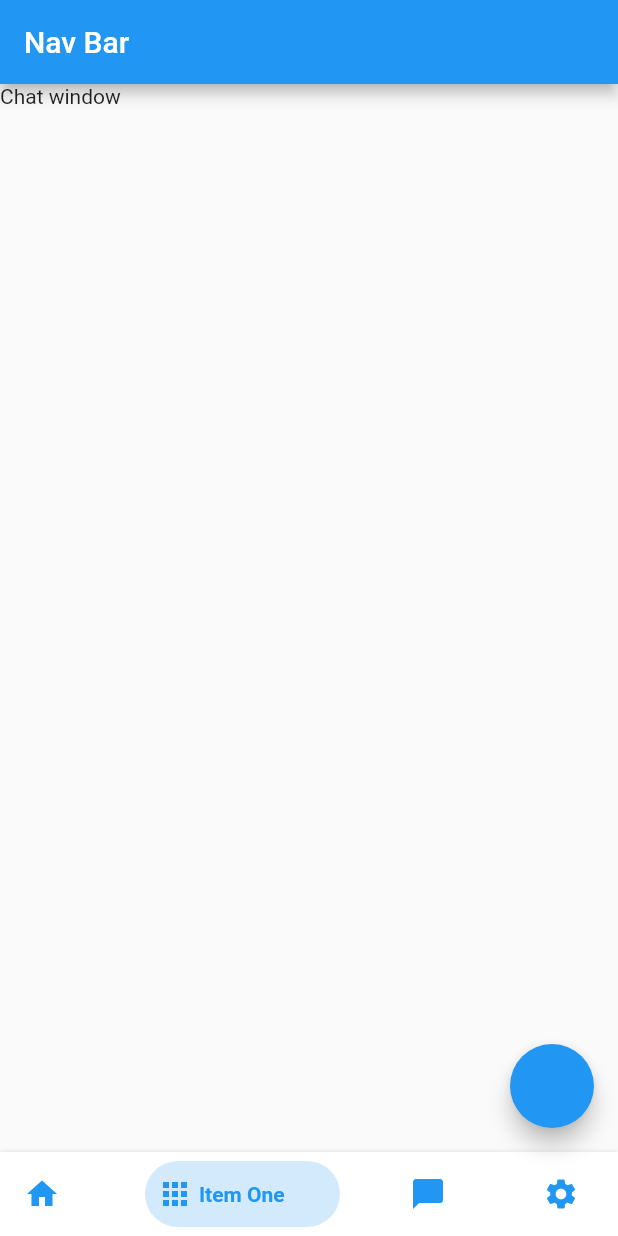
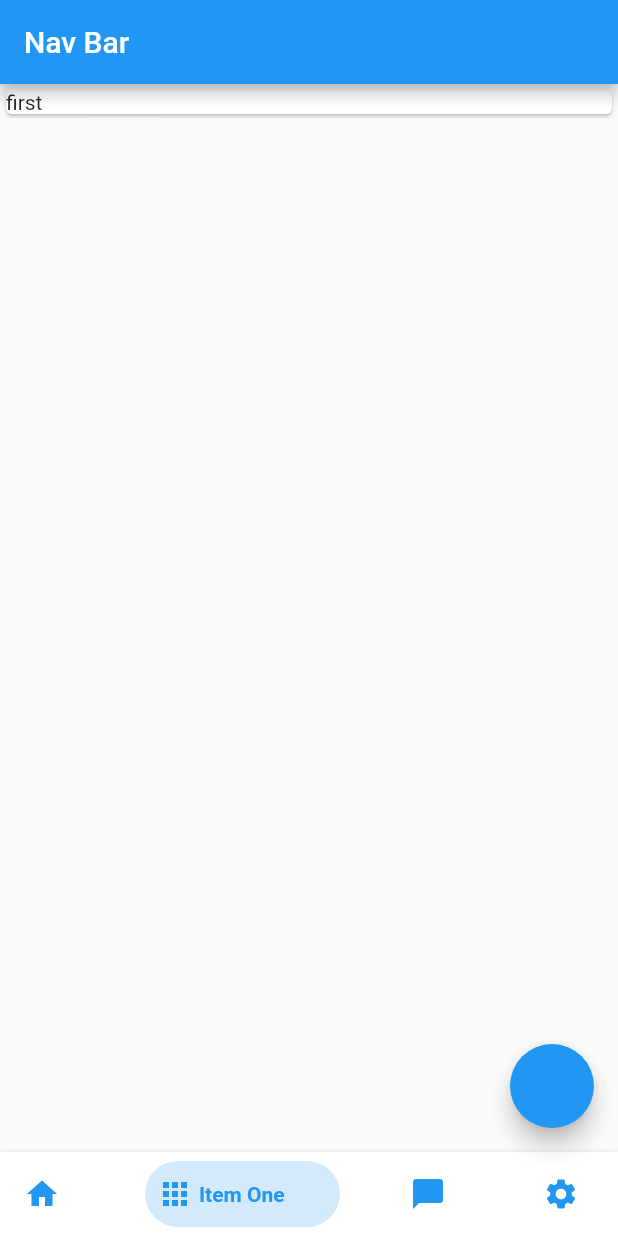
Before and after one commit to NoobCode1998/WifiChat, a Flutter app: the screen it shows after launch, swiped to page 2, on a phone screen of 412 x 824 dp. Run offline on Flutter 3.47's test engine with Material 2 defaults, Android fonts, the phone set to English and light mode, and no system bars; drawn by our look-alikes of bottom_navy_bar; our stand-ins replace awesome_dialog; missing offline and left inert: dash_chat.

Commit message:
showing requests comming in

```diff
--- a/lib/main.dart
+++ b/lib/main.dart
@@ -8,6 +8,7 @@ import 'package:ser/server.dart';
 
 String ip = "nothing";
 void main() => runApp(Nav());
+List<String> reqs = ["first"];
 
 class Nav extends StatelessWidget {
   @override
@@ -56,7 +57,7 @@ class _MyHomePageState extends State<MyHomePage> {
   Future serverStart() async {
     // #docregion bind
     var server = await HttpServer.bind(
-      "192.168.43.229",
+      ip,
       4040,
     );
     // #enddocregion bind
@@ -71,7 +72,7 @@ class _MyHomePageState extends State<MyHomePage> {
 
         reqs.add("secret");
 
-        // setState(() {});
+        setState(() {});
       } else if (a == "/favicon.ico") {
         text = "unknown token";
       } else {
@@ -87,6 +88,7 @@ class _MyHomePageState extends State<MyHomePage> {
           btnOkIcon: Icons.check_circle,
         )..show();
         reqs.add(a.substring(1, a.length));
+        setState(() {});
         //  return a.substring(1, a.length);
         // setState(() {});
 
@@ -103,8 +105,6 @@ class _MyHomePageState extends State<MyHomePage> {
     }
     // #enddocregion listen
   }
-
-  List<String> reqs = ["first"];
 
   @override
   void dispose() {
@@ -144,9 +144,7 @@ class _MyHomePageState extends State<MyHomePage> {
                 ],
               ),
             ),
-            Scaffold(
-              body: Text("Chat window"),
-            ),
+            ChatContain(),
             first(),
             LastPage(),
           ],
@@ -172,6 +170,28 @@ class _MyHomePageState extends State<MyHomePage> {
   }
 }
 
+class ChatContain extends StatefulWidget {
+  const ChatContain({
+    Key key,
+  }) : super(key: key);
+
+  @override
+  _ChatContainState createState() => _ChatContainState();
+}
+
+class _ChatContainState extends State<ChatContain> {
+  @override
+  Widget build(BuildContext context) {
+    return Scaffold(
+      body: ListView.builder(
+          itemCount: reqs.length,
+          itemBuilder: (BuildContext ctxt, int index) {
+            return Card(child: Text(reqs[index]));
+          }),
+    );
+  }
+}
+
 class LastPage extends StatelessWidget {
   const LastPage({
     Key key,
@@ -191,8 +211,6 @@ class first extends StatefulWidget {
 class _firstState extends State<first> {
   @override
   Widget build(BuildContext context) {
-    return Container(
-      child: Text("First"),
-    );
+    return Scaffold(body: Text("build first page "));
   }
 }
```
